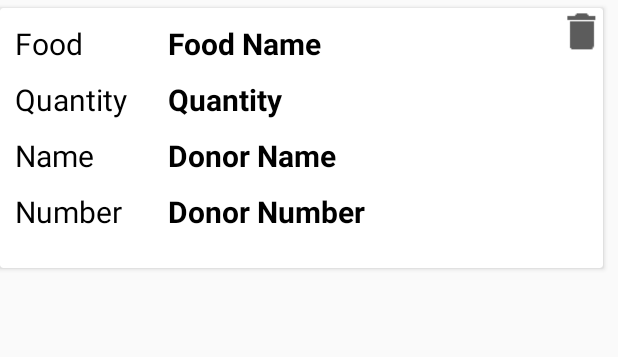
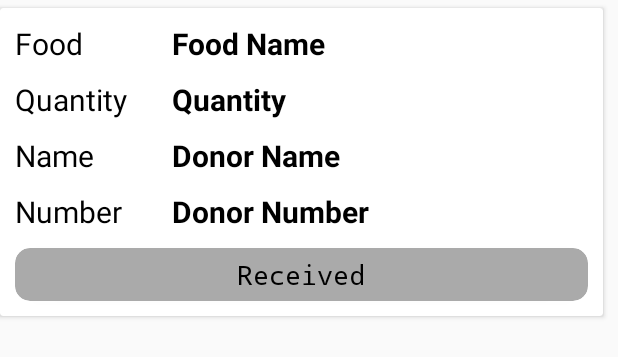
Before and after one commit to officialshubhamsinha/Waste-Food-Management, an Android app: the layout donor.xml on its own in the app's theme, with its tools: preview values and no code run, on a phone screen of 412 x 824 dp. Shown: the top 357 px of the screen. Run offline under Robolectric (Android 15) with nearby library versions, the phone set to English and light mode, and no system bars.

Commit message:
fixed Received_button

```diff
--- a/app/build.gradle
+++ b/app/build.gradle
@@ -25,6 +25,7 @@ dependencies {
     implementation 'androidx.constraintlayout:constraintlayout:1.1.3'
 //    implementation 'com.google.android.material:material:1.0.0'
     implementation 'androidx.appcompat:appcompat:1.0.2'
+    implementation 'androidx.cardview:cardview:1.0.0'
 //    implementation 'com.google.firebase:firebase-database:20.0.5'
     testImplementation 'junit:junit:4.12'
     androidTestImplementation 'androidx.test:runner:1.2.0'
--- a/app/src/main/java/com/example/WasteFoodManagement/DonorAdapter.java
+++ b/app/src/main/java/com/example/WasteFoodManagement/DonorAdapter.java
@@ -10,6 +10,7 @@ import android.widget.TextView;
 
 import androidx.annotation.NonNull;
 import androidx.annotation.RequiresApi;
+import androidx.cardview.widget.CardView;
 import androidx.recyclerview.widget.RecyclerView;
 
 import com.firebase.ui.database.FirebaseRecyclerAdapter;
@@ -36,8 +37,8 @@ public class DonorAdapter extends FirebaseRecyclerAdapter<DonorList, DonorAdapte
         holder.description.setText(model.getQuantity());
         holder.author.setText(model.getUserName());
         holder.author2.setText(model.getNumber());
-        Double x = model.getX();
-        Double y = model.getY();
+//        Double x = model.getX();
+//        Double y = model.getY();
 
 
 
@@ -46,7 +47,7 @@ public class DonorAdapter extends FirebaseRecyclerAdapter<DonorList, DonorAdapte
 
 
 
-        holder.delete.setOnClickListener(new View.OnClickListener() {
+        holder.receive.setOnClickListener(new View.OnClickListener() {
 
             @Override
             public void onClick(View view) {
@@ -90,6 +91,7 @@ public class DonorAdapter extends FirebaseRecyclerAdapter<DonorList, DonorAdapte
 
         TextView title,description,author,author2;
         ImageView delete,edit;
+        CardView receive;
 
 
 
@@ -102,7 +104,8 @@ public class DonorAdapter extends FirebaseRecyclerAdapter<DonorList, DonorAdapte
             description = itemView.findViewById(R.id.description);
             author = itemView.findViewById(R.id.author);
             author2 = itemView.findViewById(R.id.author2);
-            delete = itemView.findViewById(R.id.delete);
+//            delete = itemView.findViewById(R.id.delete);
+            receive = itemView.findViewById(R.id.receive);
 
 
 //            edit = itemView.findViewById(R.id.edit);
--- a/app/src/main/res/layout/activity_first.xml
+++ b/app/src/main/res/layout/activity_first.xml
@@ -58,6 +58,7 @@
         android:layout_marginStart="36dp"
         android:layout_marginLeft="36dp"
         android:backgroundTint="#4CAF50"
+        android:bufferType="normal"
         android:text="LOG IN"
         android:textColor="#0C0505"
         android:textIsSelectable="false"
--- a/app/src/main/res/layout/donor.xml
+++ b/app/src/main/res/layout/donor.xml
@@ -1,5 +1,6 @@
 <?xml version="1.0" encoding="utf-8"?>
 <androidx.cardview.widget.CardView xmlns:android="http://schemas.android.com/apk/res/android"
+    xmlns:app="http://schemas.android.com/apk/res-auto"
     android:layout_width="match_parent"
     android:layout_height="wrap_content"
     android:layout_marginLeft="0dp"
@@ -69,7 +70,7 @@
 
             <TextView
                 android:id="@+id/title"
-                android:layout_width="242dp"
+                android:layout_width="match_parent"
                 android:layout_height="wrap_content"
                 android:layout_margin="10dp"
                 android:text="Food Name"
@@ -115,30 +116,33 @@
 
         </LinearLayout>
 
-        <LinearLayout
-            android:layout_width="0dp"
-            android:layout_height="164dp"
-            android:layout_weight="1"
-            android:orientation="vertical">
-
-<!--            <ImageView-->
-<!--                android:id="@+id/edit"-->
-<!--                android:layout_width="32dp"-->
-<!--                android:layout_height="32dp"-->
-<!--                android:layout_marginTop="12dp"-->
-<!--                android:layout_marginBottom="12dp"-->
-<!--                android:src="@drawable/edit" />-->
-
-            <ImageView
-                android:id="@+id/delete"
-                android:layout_width="32dp"
-                android:layout_height="32dp"
-                android:src="@drawable/delete" />
-
-        </LinearLayout>
-
 
     </LinearLayout>
 
+    <androidx.cardview.widget.CardView
+        android:id="@+id/receive"
+        android:layout_width="match_parent"
+        android:layout_height="35dp"
+        android:layout_marginLeft="10dp"
+        android:layout_marginTop="160dp"
+        android:layout_marginRight="10dp"
+        android:layout_marginBottom="10dp"
 
+
+        android:clickable="true"
+
+        app:cardBackgroundColor="@android:color/darker_gray"
+        app:cardCornerRadius="10dp">
+
+        <TextView
+            android:layout_width="wrap_content"
+            android:layout_height="wrap_content"
+            android:layout_gravity="center"
+            android:fontFamily="monospace"
+            android:text="Received"
+            android:textColor="#000000"
+            android:textSize="18sp" />
+
+
+    </androidx.cardview.widget.CardView>
 </androidx.cardview.widget.CardView>
```
